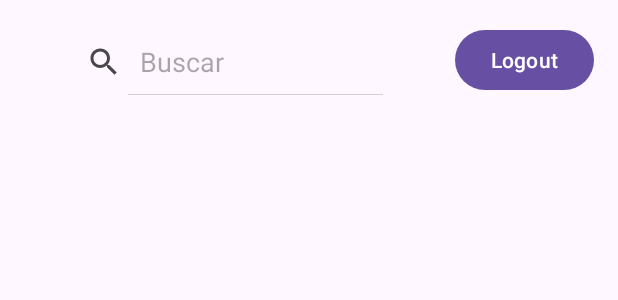
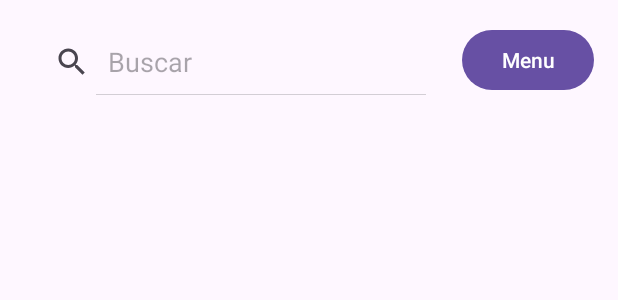
Before and after one commit to Gusvera017/final-am-acn4bv-gustavo-vera, an Android app: the layout activity_home.xml on its own in the app's theme, with its tools: preview values and no code run, on a phone screen of 412 x 824 dp. Shown: the top 300 px of the screen. Run offline under Robolectric (Android 15) with nearby library versions, the phone set to English and light mode, and no system bars; network calls fail.

Commit message:
modifiqué el HomeActivity cambie el boton logout por un menu desplegable

```diff
--- a/app/src/main/java/com/example/parcial_2_am_acn4bv_gustavo_vera/MainActivity.java
+++ b/app/src/main/java/com/example/parcial_2_am_acn4bv_gustavo_vera/MainActivity.java
@@ -23,7 +23,6 @@ public class MainActivity extends AppCompatActivity {
 
     private FirebaseAuth mAuth;
     private FirebaseFirestore db;
-
     private User user;
 
     @Override
--- a/app/src/main/res/layout/activity_home.xml
+++ b/app/src/main/res/layout/activity_home.xml
@@ -1,4 +1,58 @@
 <?xml version="1.0" encoding="utf-8"?>
+<androidx.constraintlayout.widget.ConstraintLayout
+    xmlns:android="http://schemas.android.com/apk/res/android"
+    xmlns:app="http://schemas.android.com/apk/res-auto"
+    xmlns:tools="http://schemas.android.com/tools"
+    android:layout_width="match_parent"
+    android:layout_height="match_parent"
+    tools:context=".HomeActivity">
+
+    <SearchView
+        android:id="@+id/searchViewMovies"
+        android:layout_width="0dp"
+        android:layout_height="43dp"
+        android:layout_marginStart="16dp"
+        android:layout_marginTop="20dp"
+        android:layout_marginEnd="16dp"
+        android:iconifiedByDefault="false"
+        android:queryHint="Buscar"
+        android:textColorHint="@color/white"
+        app:layout_constraintEnd_toStartOf="@+id/buttonOptions"
+        app:layout_constraintStart_toStartOf="parent"
+        app:layout_constraintTop_toTopOf="parent" />
+
+    <Button
+        android:id="@+id/buttonOptions"
+        android:layout_width="wrap_content"
+        android:layout_height="wrap_content"
+        android:layout_marginTop="16dp"
+        android:layout_marginEnd="16dp"
+        android:text="Menu"
+        android:padding="8dp"
+        app:layout_constraintEnd_toEndOf="parent"
+        app:layout_constraintTop_toTopOf="parent" />
+
+    <RelativeLayout
+        android:layout_width="match_parent"
+        android:layout_height="match_parent"
+        android:layout_marginTop="80dp"
+        tools:context=".HomeActivity">
+
+        <androidx.recyclerview.widget.RecyclerView
+            android:id="@+id/recyclerViewMovies"
+            android:layout_width="match_parent"
+            android:layout_height="match_parent"
+            android:clipToPadding="false"
+            android:paddingTop="8dp"
+            android:paddingBottom="8dp"
+            app:layoutManager="androidx.recyclerview.widget.GridLayoutManager"
+            app:spanCount="2" />
+
+    </RelativeLayout>
+
+</androidx.constraintlayout.widget.ConstraintLayout>
+
+<!--<?xml version="1.0" encoding="utf-8"?>
 <androidx.constraintlayout.widget.ConstraintLayout xmlns:android="http://schemas.android.com/apk/res/android"
     xmlns:app="http://schemas.android.com/apk/res-auto"
     xmlns:tools="http://schemas.android.com/tools"
@@ -51,4 +105,4 @@
 
     </RelativeLayout>
 
-</androidx.constraintlayout.widget.ConstraintLayout>
+</androidx.constraintlayout.widget.ConstraintLayout>-->
--- /dev/null
+++ b/app/src/main/res/menu/options_menu.xml
@@ -0,0 +1,6 @@
+<?xml version="1.0" encoding="utf-8"?>
+<menu xmlns:android="http://schemas.android.com/apk/res/android">
+    <item
+        android:id="@+id/menu_item_logout"
+        android:title="Cerrar sesión"/>
+</menu>
```
Also changed, not shown: app/src/main/java/com/example/parcial_2_am_acn4bv_gustavo_vera/HomeActivity.java (+34 -2 lines).
